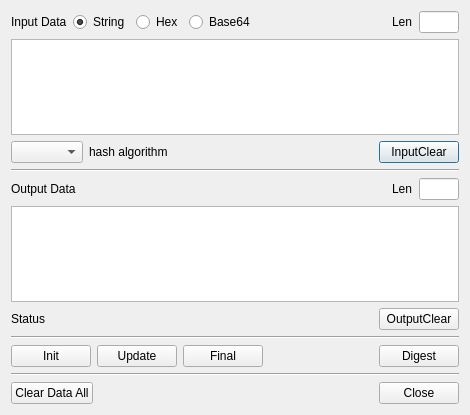
This is BerEditor/gen_hash_dlg.ui in jykim74/BerEditor as Qt 5 draws it before an edit. The edited form follows.
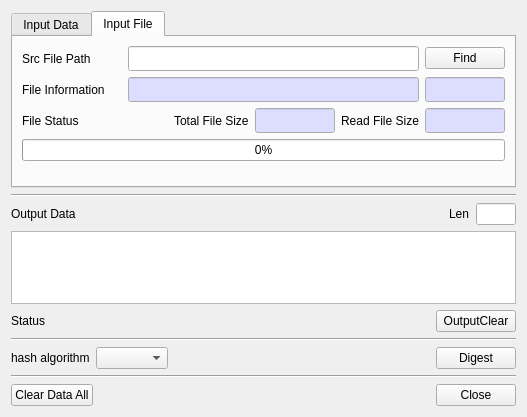
This is the edited form.

Commit message: Hash 에서 파일 입력 지원

```diff
--- a/BerEditor/gen_hash_dlg.ui
+++ b/BerEditor/gen_hash_dlg.ui
@@ -6,8 +6,8 @@
    <rect>
     <x>0</x>
     <y>0</y>
-    <width>470</width>
-    <height>415</height>
+    <width>527</width>
+    <height>417</height>
    </rect>
   </property>
   <property name="windowTitle">
@@ -15,121 +15,518 @@
   </property>
   <layout class="QVBoxLayout" name="verticalLayout">
    <item>
-    <layout class="QHBoxLayout" name="horizontalLayout">
-     <property name="topMargin">
-      <number>0</number>
+    <widget class="QTabWidget" name="mInputTab">
+     <property name="currentIndex">
+      <number>1</number>
      </property>
-     <item>
-      <widget class="QLabel" name="label_2">
-       <property name="text">
-        <string>Input Data</string>
-       </property>
-      </widget>
-     </item>
-     <item>
-      <widget class="QRadioButton" name="mInputStringRadio">
-       <property name="text">
-        <string>String</string>
-       </property>
-       <property name="checked">
-        <bool>true</bool>
-       </property>
-      </widget>
-     </item>
-     <item>
-      <widget class="QRadioButton" name="mInputHexRadio">
-       <property name="text">
-        <string>Hex</string>
-       </property>
-      </widget>
-     </item>
-     <item>
-      <widget class="QRadioButton" name="mInputBase64Radio">
-       <property name="text">
-        <string>Base64</string>
-       </property>
-      </widget>
-     </item>
-     <item>
-      <spacer name="horizontalSpacer">
-       <property name="orientation">
-        <enum>Qt::Horizontal</enum>
-       </property>
-       <property name="sizeHint" stdset="0">
-        <size>
-         <width>40</width>
-         <height>20</height>
-        </size>
-       </property>
-      </spacer>
-     </item>
-     <item>
-      <widget class="QLabel" name="label_4">
-       <property name="text">
-        <string>Len</string>
-       </property>
-      </widget>
-     </item>
-     <item>
-      <widget class="QLineEdit" name="mInputLenText">
-       <property name="minimumSize">
-        <size>
-         <width>40</width>
-         <height>0</height>
-        </size>
-       </property>
-       <property name="maximumSize">
-        <size>
-         <width>40</width>
-         <height>16777215</height>
-        </size>
-       </property>
-       <property name="readOnly">
-        <bool>true</bool>
-       </property>
-      </widget>
-     </item>
-    </layout>
+     <widget class="QWidget" name="tab">
+      <attribute name="title">
+       <string>Input Data</string>
+      </attribute>
+      <layout class="QVBoxLayout" name="verticalLayout_2">
+       <item>
+        <layout class="QGridLayout" name="gridLayout_7">
+         <property name="topMargin">
+          <number>0</number>
+         </property>
+         <item row="0" column="1">
+          <widget class="QRadioButton" name="mInputStringRadio">
+           <property name="text">
+            <string>String</string>
+           </property>
+           <property name="checked">
+            <bool>true</bool>
+           </property>
+          </widget>
+         </item>
+         <item row="0" column="3">
+          <widget class="QRadioButton" name="mInputBase64Radio">
+           <property name="text">
+            <string>Base64</string>
+           </property>
+          </widget>
+         </item>
+         <item row="0" column="6">
+          <widget class="QLineEdit" name="mInputLenText">
+           <property name="minimumSize">
+            <size>
+             <width>40</width>
+             <height>0</height>
+            </size>
+           </property>
+           <property name="maximumSize">
+            <size>
+             <width>40</width>
+             <height>16777215</height>
+            </size>
+           </property>
+           <property name="readOnly">
+            <bool>true</bool>
+           </property>
+          </widget>
+         </item>
+         <item row="0" column="2">
+          <widget class="QRadioButton" name="mInputHexRadio">
+           <property name="text">
+            <string>Hex</string>
+           </property>
+          </widget>
+         </item>
+         <item row="0" column="0">
+          <widget class="QLabel" name="label_2">
+           <property name="text">
+            <string>Input Type</string>
+           </property>
+          </widget>
+         </item>
+         <item row="0" column="5">
+          <widget class="QLabel" name="label_4">
+           <property name="text">
+            <string>Len</string>
+           </property>
+          </widget>
+         </item>
+         <item row="0" column="4">
+          <spacer name="horizontalSpacer">
+           <property name="orientation">
+            <enum>Qt::Horizontal</enum>
+           </property>
+           <property name="sizeHint" stdset="0">
+            <size>
+             <width>40</width>
+             <height>20</height>
+            </size>
+           </property>
+          </spacer>
+         </item>
+        </layout>
+       </item>
+       <item>
+        <widget class="QPlainTextEdit" name="mInputText"/>
+       </item>
+       <item>
+        <layout class="QGridLayout" name="gridLayout_8">
+         <property name="topMargin">
+          <number>0</number>
+         </property>
+         <item row="0" column="1">
+          <widget class="QPushButton" name="mUpdateBtn">
+           <property name="text">
+            <string>Update</string>
+           </property>
+          </widget>
+         </item>
+         <item row="0" column="2">
+          <widget class="QPushButton" name="mFinalBtn">
+           <property name="text">
+            <string>Final</string>
+           </property>
+          </widget>
+         </item>
+         <item row="0" column="4">
+          <widget class="QPushButton" name="mInputClearBtn">
+           <property name="text">
+            <string>InputClear</string>
+           </property>
+          </widget>
+         </item>
+         <item row="0" column="0">
+          <widget class="QPushButton" name="mInitBtn">
+           <property name="text">
+            <string>Init</string>
+           </property>
+          </widget>
+         </item>
+         <item row="0" column="3">
+          <spacer name="horizontalSpacer_7">
+           <property name="orientation">
+            <enum>Qt::Horizontal</enum>
+           </property>
+           <property name="sizeHint" stdset="0">
+            <size>
+             <width>40</width>
+             <height>20</height>
+            </size>
+           </property>
+          </spacer>
+         </item>
+        </layout>
+       </item>
+      </layout>
+     </widget>
+     <widget class="QWidget" name="tab_2">
+      <attribute name="title">
+       <string>Input File</string>
+      </attribute>
+      <layout class="QVBoxLayout" name="verticalLayout_3">
+       <item>
+        <layout class="QGridLayout" name="gridLayout_9">
+         <item row="0" column="0">
+          <widget class="QLabel" name="label_6">
+           <property name="minimumSize">
+            <size>
+             <width>100</width>
+             <height>0</height>
+            </size>
+           </property>
+           <property name="text">
+            <string>Src File Path</string>
+           </property>
+          </widget>
+         </item>
+         <item row="0" column="1">
+          <widget class="QLineEdit" name="mSrcFileText">
+           <property name="font">
+            <font>
+             <family>굴림체</family>
+            </font>
+           </property>
+          </widget>
+         </item>
+         <item row="0" column="2">
+          <widget class="QPushButton" name="mFindSrcFileBtn">
+           <property name="minimumSize">
+            <size>
+             <width>80</width>
+             <height>0</height>
+            </size>
+           </property>
+           <property name="maximumSize">
+            <size>
+             <width>80</width>
+             <height>16777215</height>
+            </size>
+           </property>
+           <property name="text">
+            <string>Find</string>
+           </property>
+          </widget>
+         </item>
+        </layout>
+       </item>
+       <item>
+        <layout class="QGridLayout" name="gridLayout_5">
+         <item row="0" column="1">
+          <widget class="QLineEdit" name="mSrcFileInfoText">
+           <property name="palette">
+            <palette>
+             <active>
+              <colorrole role="Base">
+               <brush brushstyle="SolidPattern">
+                <color alpha="255">
+                 <red>221</red>
+                 <green>221</green>
+                 <blue>255</blue>
+                </color>
+               </brush>
+              </colorrole>
+             </active>
+             <inactive>
+              <colorrole role="Base">
+               <brush brushstyle="SolidPattern">
+                <color alpha="255">
+                 <red>221</red>
+                 <green>221</green>
+                 <blue>255</blue>
+                </color>
+               </brush>
+              </colorrole>
+             </inactive>
+             <disabled>
+              <colorrole role="Base">
+               <brush brushstyle="SolidPattern">
+                <color alpha="255">
+                 <red>240</red>
+                 <green>240</green>
+                 <blue>240</blue>
+                </color>
+               </brush>
+              </colorrole>
+             </disabled>
+            </palette>
+           </property>
+           <property name="font">
+            <font>
+             <family>굴림체</family>
+            </font>
+           </property>
+           <property name="readOnly">
+            <bool>true</bool>
+           </property>
+          </widget>
+         </item>
+         <item row="0" column="0">
+          <widget class="QLabel" name="label_8">
+           <property name="minimumSize">
+            <size>
+             <width>100</width>
+             <height>0</height>
+            </size>
+           </property>
+           <property name="text">
+            <string>File Information</string>
+           </property>
+          </widget>
+         </item>
+         <item row="0" column="2">
+          <widget class="QLineEdit" name="mSrcFileSizeText">
+           <property name="minimumSize">
+            <size>
+             <width>80</width>
+             <height>0</height>
+            </size>
+           </property>
+           <property name="maximumSize">
+            <size>
+             <width>80</width>
+             <height>16777215</height>
+            </size>
+           </property>
+           <property name="palette">
+            <palette>
+             <active>
+              <colorrole role="Base">
+               <brush brushstyle="SolidPattern">
+                <color alpha="255">
+                 <red>221</red>
+                 <green>221</green>
+                 <blue>255</blue>
+                </color>
+               </brush>
+              </colorrole>
+             </active>
+             <inactive>
+              <colorrole role="Base">
+               <brush brushstyle="SolidPattern">
+                <color alpha="255">
+                 <red>221</red>
+                 <green>221</green>
+                 <blue>255</blue>
+                </color>
+               </brush>
+              </colorrole>
+             </inactive>
+             <disabled>
+              <colorrole role="Base">
+               <brush brushstyle="SolidPattern">
+                <color alpha="255">
+                 <red>240</red>
+                 <green>240</green>
+                 <blue>240</blue>
+                </color>
+               </brush>
+              </colorrole>
+             </disabled>
+            </palette>
+           </property>
+           <property name="font">
+            <font>
+             <family>굴림체</family>
+            </font>
+           </property>
+           <property name="readOnly">
+            <bool>true</bool>
+           </property>
+          </widget>
+         </item>
+        </layout>
+       </item>
+       <item>
+        <layout class="QGridLayout" name="gridLayout_10">
+         <item row="0" column="3">
+          <widget class="QLineEdit" name="mFileSizeText">
+           <property name="minimumSize">
+            <size>
+             <width>80</width>
+             <height>0</height>
+            </size>
+           </property>
+           <property name="maximumSize">
+            <size>
+             <width>80</width>
+             <height>16777215</height>
+            </size>
+           </property>
+           <property name="palette">
+            <palette>
+             <active>
+              <colorrole role="Base">
+               <brush brushstyle="SolidPattern">
+                <color alpha="255">
+                 <red>221</red>
+                 <green>221</green>
+                 <blue>255</blue>
+                </color>
+               </brush>
+              </colorrole>
+             </active>
+             <inactive>
+              <colorrole role="Base">
+               <brush brushstyle="SolidPattern">
+                <color alpha="255">
+                 <red>221</red>
+                 <green>221</green>
+                 <blue>255</blue>
+                </color>
+               </brush>
+              </colorrole>
+             </inactive>
+             <disabled>
+              <colorrole role="Base">
+               <brush brushstyle="SolidPattern">
+                <color alpha="255">
+                 <red>240</red>
+                 <green>240</green>
+                 <blue>240</blue>
+                </color>
+               </brush>
+              </colorrole>
+             </disabled>
+            </palette>
+           </property>
+           <property name="font">
+            <font>
+             <family>굴림체</family>
+            </font>
+           </property>
+           <property name="readOnly">
+            <bool>true</bool>
+           </property>
+          </widget>
+         </item>
+         <item row="0" column="5">
+          <widget class="QLineEdit" name="mFileReadSizeText">
+           <property name="minimumSize">
+            <size>
+             <width>80</width>
+             <height>0</height>
+            </size>
+           </property>
+           <property name="maximumSize">
+            <size>
+             <width>80</width>
+             <height>16777215</height>
+            </size>
+           </property>
+           <property name="palette">
+            <palette>
+             <active>
+              <colorrole role="Base">
+               <brush brushstyle="SolidPattern">
+                <color alpha="255">
+                 <red>221</red>
+                 <green>221</green>
+                 <blue>255</blue>
+                </color>
+               </brush>
+              </colorrole>
+             </active>
+             <inactive>
+              <colorrole role="Base">
+               <brush brushstyle="SolidPattern">
+                <color alpha="255">
+                 <red>221</red>
+                 <green>221</green>
+                 <blue>255</blue>
+                </color>
+               </brush>
+              </colorrole>
+             </inactive>
+             <disabled>
+              <colorrole role="Base">
+               <brush brushstyle="SolidPattern">
+                <color alpha="255">
+                 <red>240</red>
+                 <green>240</green>
+                 <blue>240</blue>
+                </color>
+               </brush>
+              </colorrole>
+             </disabled>
+            </palette>
+           </property>
+           <property name="font">
+            <font>
+             <family>굴림체</family>
+            </font>
+           </property>
+           <property name="readOnly">
+            <bool>true</bool>
+           </property>
+          </widget>
+         </item>
+         <item row="0" column="4">
+          <widget class="QLabel" name="label_11">
+           <property name="text">
+            <string>Read File Size</string>
+           </property>
+          </widget>
+         </item>
+         <item row="0" column="2">
+          <widget class="QLabel" name="label_10">
+           <property name="text">
+            <string>Total File Size</string>
+           </property>
+          </widget>
+         </item>
+         <item row="0" column="0">
+          <widget class="QLabel" name="label_7">
+           <property name="minimumSize">
+            <size>
+             <width>100</width>
+             <height>0</height>
+            </size>
+           </property>
+           <property name="text">
+            <string>File Status</string>
+           </property>
+          </widget>
+         </item>
+         <item row="0" column="1">
+          <spacer name="horizontalSpacer_2">
+           <property name="orientation">
+            <enum>Qt::Horizontal</enum>
+           </property>
+           <property name="sizeHint" stdset="0">
+            <size>
+             <width>40</width>
+             <height>20</height>
+            </size>
+           </property>
+          </spacer>
+         </item>
+        </layout>
+       </item>
+       <item>
+        <layout class="QGridLayout" name="gridLayout_11">
+         <item row="0" column="0">
+          <widget class="QProgressBar" name="mHashProgBar">
+           <property name="value">
+            <number>0</number>
+           </property>
+          </widget>
+         </item>
+        </layout>
+       </item>
+       <item>
+        <spacer name="verticalSpacer">
+         <property name="orientation">
+          <enum>Qt::Vertical</enum>
+         </property>
+         <property name="sizeHint" stdset="0">
+          <size>
+           <width>20</width>
+           <height>40</height>
+          </size>
+         </property>
+        </spacer>
+       </item>
+      </layout>
+     </widget>
+    </widget>
    </item>
    <item>
-    <widget class="QPlainTextEdit" name="mInputText"/>
-   </item>
-   <item>
-    <layout class="QHBoxLayout" name="horizontalLayout_2">
-     <item>
-      <widget class="QComboBox" name="mOutputHashCombo"/>
-     </item>
-     <item>
-      <widget class="QLabel" name="label">
-       <property name="text">
-        <string>hash algorithm</string>
-       </property>
-      </widget>
-     </item>
-     <item>
-      <spacer name="horizontalSpacer_2">
-       <property name="orientation">
-        <enum>Qt::Horizontal</enum>
-       </property>
-       <property name="sizeHint" stdset="0">
-        <size>
-         <width>40</width>
-         <height>20</height>
-        </size>
-       </property>
-      </spacer>
-     </item>
-     <item>
-      <widget class="QPushButton" name="mInputClearBtn">
-       <property name="text">
-        <string>InputClear</string>
-       </property>
-      </widget>
-     </item>
-    </layout>
-   </item>
-   <item>
-    <widget class="Line" name="line">
+    <widget class="Line" name="line_4">
      <property name="orientation">
       <enum>Qt::Horizontal</enum>
      </property>
@@ -161,6 +558,12 @@
      </item>
      <item row="0" column="0">
       <widget class="QLabel" name="label_3">
+       <property name="minimumSize">
+        <size>
+         <width>80</width>
+         <height>0</height>
+        </size>
+       </property>
        <property name="text">
         <string>Output Data</string>
        </property>
@@ -244,27 +647,6 @@
        </property>
       </widget>
      </item>
-     <item row="0" column="1">
-      <widget class="QPushButton" name="mUpdateBtn">
-       <property name="text">
-        <string>Update</string>
-       </property>
-      </widget>
-     </item>
-     <item row="0" column="0">
-      <widget class="QPushButton" name="mInitBtn">
-       <property name="text">
-        <string>Init</string>
-       </property>
-      </widget>
-     </item>
-     <item row="0" column="2">
-      <widget class="QPushButton" name="mFinalBtn">
-       <property name="text">
-        <string>Final</string>
-       </property>
-      </widget>
-     </item>
      <item row="0" column="3">
       <spacer name="horizontalSpacer_3">
        <property name="orientation">
@@ -278,6 +660,16 @@
        </property>
       </spacer>
      </item>
+     <item row="0" column="0">
+      <widget class="QLabel" name="label">
+       <property name="text">
+        <string>hash algorithm</string>
+       </property>
+      </widget>
+     </item>
+     <item row="0" column="1">
+      <widget class="QComboBox" name="mOutputHashCombo"/>
+     </item>
     </layout>
    </item>
    <item>
```
Left out of the diff: 10 changed lines with no effect on the pictures. The commit also changes 2 other files.
